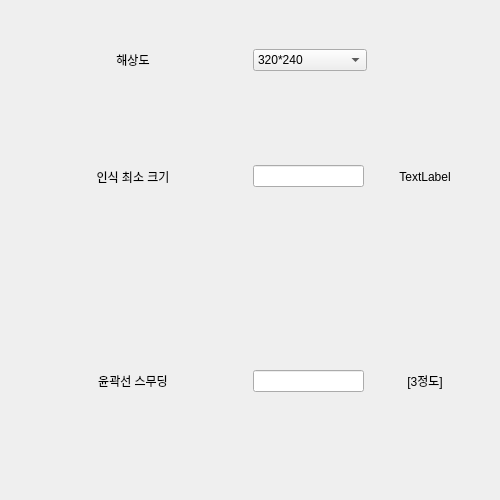
This is setting_dialog.ui in yi1397/Image-processing-eel-sorter as Qt 5 draws it before an edit. The edited form follows.
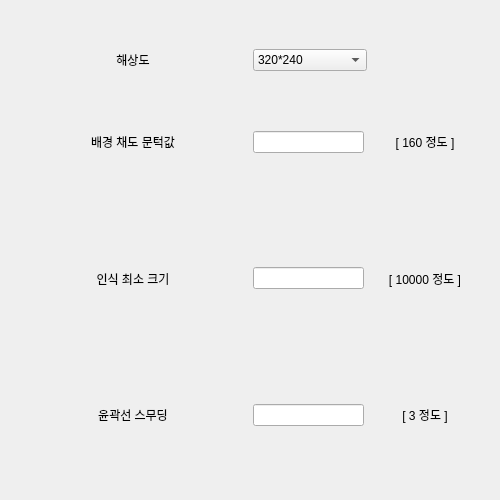
This is the edited form.

What changed in the file:
```diff
--- a/setting_dialog.ui
+++ b/setting_dialog.ui
@@ -68,6 +68,37 @@
       </item>
      </layout>
     </item>
+    <item>
+     <layout class="QHBoxLayout" name="horizontalLayout_8" stretch="1,1">
+      <item>
+       <widget class="QLabel" name="label_6">
+        <property name="text">
+         <string>배경 채도 문턱값</string>
+        </property>
+        <property name="alignment">
+         <set>Qt::AlignCenter</set>
+        </property>
+       </widget>
+      </item>
+      <item>
+       <layout class="QHBoxLayout" name="horizontalLayout_9" stretch="1,1">
+        <item>
+         <widget class="QLineEdit" name="lineEdit_3"/>
+        </item>
+        <item>
+         <widget class="QLabel" name="label_7">
+          <property name="text">
+           <string>[ 160 정도 ]</string>
+          </property>
+          <property name="alignment">
+           <set>Qt::AlignCenter</set>
+          </property>
+         </widget>
+        </item>
+       </layout>
+      </item>
+     </layout>
+    </item>
     <item>
      <layout class="QHBoxLayout" name="horizontalLayout" stretch="1,1">
       <item>
@@ -88,7 +119,7 @@
         <item>
          <widget class="QLabel" name="label_5">
           <property name="text">
-           <string>TextLabel</string>
+           <string>[ 10000 정도 ]</string>
           </property>
           <property name="alignment">
            <set>Qt::AlignCenter</set>
@@ -119,7 +150,7 @@
         <item>
          <widget class="QLabel" name="label_2">
           <property name="text">
-           <string>[3정도]</string>
+           <string>[ 3 정도 ]</string>
           </property>
           <property name="alignment">
            <set>Qt::AlignCenter</set>
```
